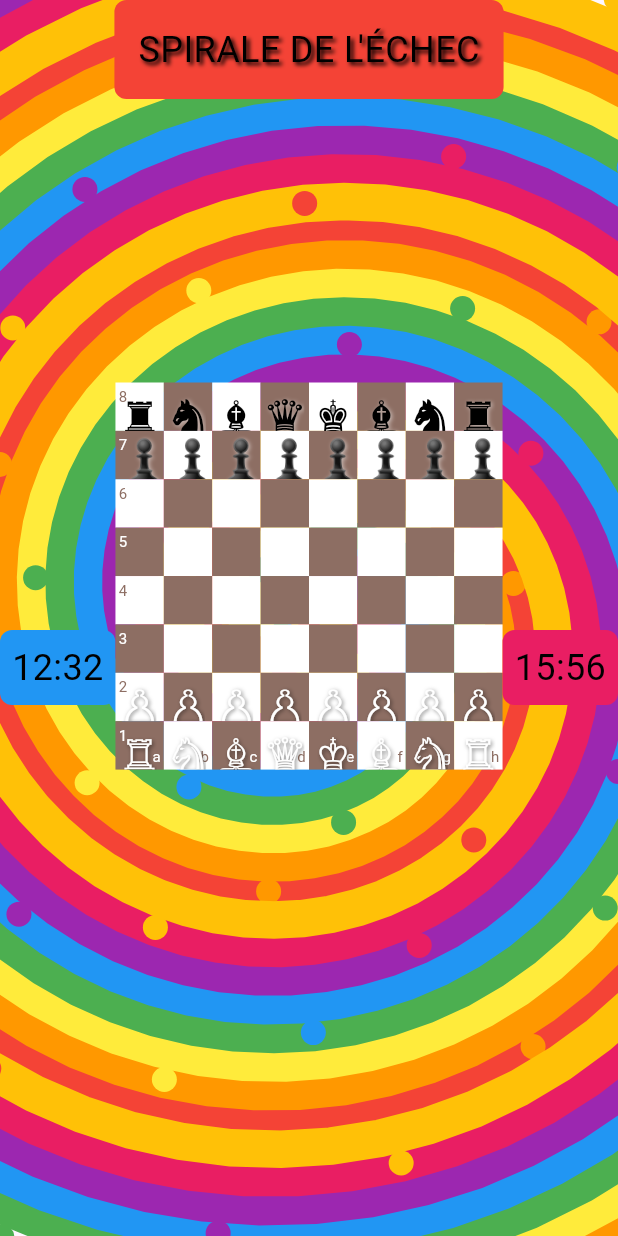
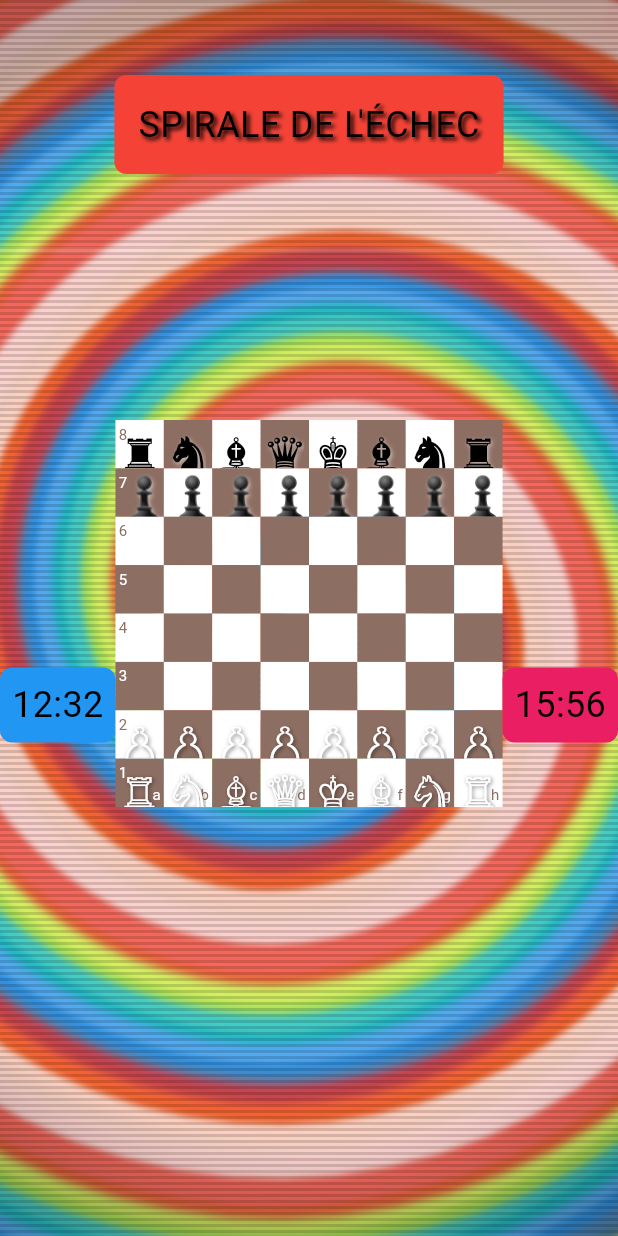
Before and after one commit to ismo009/echecs, a Flutter app: the screen it shows after launch, after a tap on "Start New Game", on a phone screen of 412 x 824 dp. Run offline on Flutter 3.47's test engine with Material 3 defaults, Android fonts, the light colour scheme and no system bars; Roboto replaces fonts that are missing (PixelArt).

Commit message:
Ajout du filtre CRT

```diff
--- a/chess_game/lib/screens/game_screen.dart
+++ b/chess_game/lib/screens/game_screen.dart
@@ -17,25 +17,30 @@ class GameScreen extends StatelessWidget {
     return Scaffold(
       body: Stack(
         children: [
-          // Colorful spiral background
+          //Spirale de fond
           const ColorfulSpiralBackground(),
 
-          // Main game content
+          //Effet de CRT sur le background
+          const CRTScanLinesEffect(),
+
+          //Le jeux d'échecs
           Column(
             children: [
-              // Banner
-              Container(
+              //Nom du jeux
+                Padding(
+                padding: const EdgeInsets.only(top: 50.0), //50 pour éviter que la caméra soit sur le texte
+                child: Container(
                   padding: const EdgeInsets.all(16.0),
                   decoration: BoxDecoration(
                   color: Colors.red,
                   borderRadius: BorderRadius.circular(8.0),
                   ),
                   child: const Text(
-                  'SPIRALE DE L\'ÉCHEC',
+                  'SPIRALE DE L\'ÉCHEC', //Kastellik avait peut-etre raison...
                   style: TextStyle(
                     color: Colors.black,
                     fontSize: 24,
-                    fontFamily: 'PixelArt',
+                    fontFamily: 'PixelArt', //Chercher plus tard une meilleure + proche de Balatro
                     shadows: [
                     Shadow(
                       offset: Offset(2.0, 2.0),
@@ -46,12 +51,13 @@ class GameScreen extends StatelessWidget {
                   ),
                   ),
                 ),
+                ),
 
-              // Timers and chessboard
+              //Timers + plateau
               Expanded(
                 child: Row(
                   children: [
-                    // Timer for black player
+                    //Timer noir
                     Container(
                       padding: const EdgeInsets.all(8.0),
                       decoration: BoxDecoration(
@@ -108,6 +114,110 @@ class GameScreen extends StatelessWidget {
   }
 }
 
+// Widget pour l'effet des lignes de scan CRT
+class CRTScanLinesEffect extends StatefulWidget {
+  const CRTScanLinesEffect({Key? key}) : super(key: key);
+
+  @override
+  _CRTScanLinesEffectState createState() => _CRTScanLinesEffectState();
+}
+
+class _CRTScanLinesEffectState extends State<CRTScanLinesEffect> with SingleTickerProviderStateMixin {
+  late AnimationController _controller;
+
+  @override
+  void initState() {
+    super.initState();
+    _controller = AnimationController(
+      duration: const Duration(milliseconds: 500),
+      vsync: this,
+    )..repeat();
+  }
+
+  @override
+  void dispose() {
+    _controller.dispose();
+    super.dispose();
+  }
+
+  @override
+  Widget build(BuildContext context) {
+    return AnimatedBuilder(
+      animation: _controller,
+      builder: (context, child) {
+        return CustomPaint(
+          painter: _CRTScanLinesPainter(_controller.value),
+          child: Container(),
+        );
+      },
+    );
+  }
+}
+
+class _CRTScanLinesPainter extends CustomPainter {
+  final double animation;
+
+  _CRTScanLinesPainter(this.animation);
+
+  @override
+  void paint(Canvas canvas, Size size) {
+    // Dessiner les lignes de scan horizontales
+    final lineSpacing = 2.0; // Espacement entre les lignes
+    final lineOpacity = 0.15; // Opacité des lignes
+    final paint = Paint()
+      ..color = Colors.black.withOpacity(lineOpacity)
+      ..style = PaintingStyle.fill;
+
+    for (double y = 0; y < size.height; y += lineSpacing * 2) {
+      canvas.drawRect(
+        Rect.fromLTWH(0, y, size.width, lineSpacing),
+        paint,
+      );
+    }
+
+    // Effet de distorsion CRT (ligne qui se déplace verticalement)
+    final scanLinePaint = Paint()
+      ..color = Colors.white.withOpacity(0.1)
+      ..style = PaintingStyle.fill;
+
+    final scanLineY = size.height * animation;
+    canvas.drawRect(
+      Rect.fromLTWH(0, scanLineY, size.width, 4.0),
+      scanLinePaint,
+    );
+
+    // Effet de scintillement aléatoire
+    if (math.Random().nextDouble() < 0.05) {
+      canvas.drawRect(
+        Rect.fromLTWH(0, 0, size.width, size.height),
+        Paint()..color = Colors.white.withOpacity(0.03),
+      );
+    }
+
+    // Effet de distorsion au bord (effet de courbure d'écran CRT)
+    final distortionPaint = Paint()
+      ..shader = RadialGradient(
+        colors: [
+          Colors.transparent,
+          Colors.black.withOpacity(0.2),
+        ],
+        stops: const [0.85, 1.0],
+        center: Alignment.center,
+        radius: 1.0,
+      ).createShader(Rect.fromLTWH(0, 0, size.width, size.height));
+
+    canvas.drawRect(
+      Rect.fromLTWH(0, 0, size.width, size.height),
+      distortionPaint,
+    );
+  }
+
+  @override
+  bool shouldRepaint(_CRTScanLinesPainter oldDelegate) {
+    return oldDelegate.animation != animation;
+  }
+}
+
 class ColorfulSpiralBackground extends StatefulWidget {
   const ColorfulSpiralBackground({Key? key}) : super(key: key);
 
@@ -160,23 +270,29 @@ class _TornadoSpiralPainter extends CustomPainter {
     // Nombre de bras dans la spirale
     const int armCount = 8;
 
-    // Couleurs vives pour les bras
+    // Couleurs vives pour les bras (avec transparence pour l'effet brouillard)
     final List<Color> colors = [
-      Colors.red,
-      Colors.orange,
-      Colors.yellow,
-      Colors.green,
-      Colors.blue,
-      Colors.purple,
-      Colors.pink,
-      Colors.amber,
+      const Color.fromARGB(180, 244, 67, 54),
+      const Color.fromARGB(180, 255, 153, 0),
+      const Color.fromARGB(180, 255, 235, 59),
+      const Color.fromARGB(180, 8, 85, 173),
+      const Color.fromARGB(180, 33, 149, 243),
+      const Color.fromARGB(180, 11, 192, 177),
+      const Color.fromARGB(180, 218, 238, 39),
+      const Color.fromARGB(180, 247, 42, 42),
     ];
+
+    // Dessiner un fond sombre pour faire ressortir les couleurs
+    canvas.drawRect(
+      Rect.fromLTWH(0, 0, size.width, size.height),
+      Paint()..color = Colors.black.withOpacity(0.2),
+    );
 
     // Paramètres pour la spirale
     const double turns = 3.0; // Nombre de tours de la spirale
-    const double armWidth = 25.0; // Largeur de chaque bras
+    const double armWidth = 90.0; // Largeur de chaque bras (un peu plus large pour l'effet de fusion)
 
-    // Dessiner chaque bras de la spirale
+    // Dessiner d'abord les "ombres" des bras pour l'effet de brouillard
     for (int i = 0; i < armCount; i++) {
       final armPhase = i * (math.pi * 2 / armCount);
       final rotationOffset = animationValue * math.pi * 2;
@@ -203,29 +319,66 @@ class _TornadoSpiralPainter extends CustomPainter {
         }
       }
 
-      // Dessiner le bras avec un effet de dégradé
+      // Dessiner l'ombre diffuse du bras (effet brouillard)
+      final shadowPaint = Paint()
+        ..color = colors[i % colors.length].withOpacity(0.3)
+        ..style = PaintingStyle.stroke
+        ..strokeWidth = armWidth * 1.5
+        ..strokeCap = StrokeCap.round
+        ..maskFilter = const MaskFilter.blur(BlurStyle.normal, 15.0);
+
+      canvas.drawPath(path, shadowPaint);
+    }
+
+    // Maintenant dessiner les bras principaux
+    for (int i = 0; i < armCount; i++) {
+      final armPhase = i * (math.pi * 2 / armCount);
+      final rotationOffset = animationValue * math.pi * 2;
+
+      final path = Path();
+      bool firstPoint = true;
+
+      // Points pour former le chemin du bras
+      for (double t = 0.0; t <= 1.0; t += 0.005) {
+        // Formule de la spirale avec rotation animée
+        final angle = armPhase + turns * t * math.pi * 2 + rotationOffset;
+        final radius = t * maxRadius;
+
+        // Position sur la spirale
+        final x = center.dx + radius * math.cos(angle);
+        final y = center.dy + radius * math.sin(angle);
+
+        // Ajouter une légère variation pour un effet plus organique
+        final variation = math.sin(t * 10 + animationValue * math.pi * 4) * 2.0;
+
+        // Créer le chemin du bras
+        if (firstPoint) {
+          path.moveTo(x + variation, y + variation);
+          firstPoint = false;
+        } else {
+          path.lineTo(x + variation, y + variation);
+        }
+      }
+
+      // Dessiner le bras principal
       final paint = Paint()
         ..color = colors[i % colors.length]
         ..style = PaintingStyle.stroke
         ..strokeWidth = armWidth
-        ..strokeCap = StrokeCap.round;
+        ..strokeCap = StrokeCap.round
+        ..maskFilter = const MaskFilter.blur(BlurStyle.normal, 3.0);
 
       canvas.drawPath(path, paint);
 
-      // Ajouter des cercles le long du bras pour plus d'effet
-      for (double t = 0.0; t <= 1.0; t += 0.1) {
-        final angle = armPhase + turns * t * math.pi * 2 + rotationOffset;
-        final radius = t * maxRadius;
+      // Ajouter un effet lumineux au centre du bras
+      final highlightPaint = Paint()
+        ..color = Colors.white.withOpacity(0.7)
+        ..style = PaintingStyle.stroke
+        ..strokeWidth = armWidth * 0.4
+        ..strokeCap = StrokeCap.round
+        ..maskFilter = const MaskFilter.blur(BlurStyle.normal, 2.0);
 
-        final x = center.dx + radius * math.cos(angle);
-        final y = center.dy + radius * math.sin(angle);
-
-        final dotPaint = Paint()
-          ..color = colors[(i + 1) % colors.length]
-          ..style = PaintingStyle.fill;
-
-        canvas.drawCircle(Offset(x, y), armWidth / 3, dotPaint);
-      }
+      canvas.drawPath(path, highlightPaint);
     }
   }
 
```
Also changed, not shown: 4 other files. Lines whose indentation alone changed are shown as unchanged.
